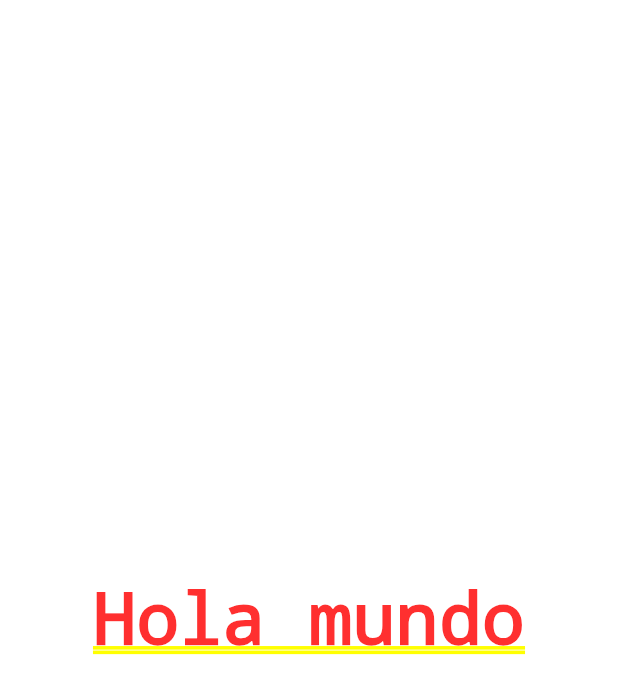
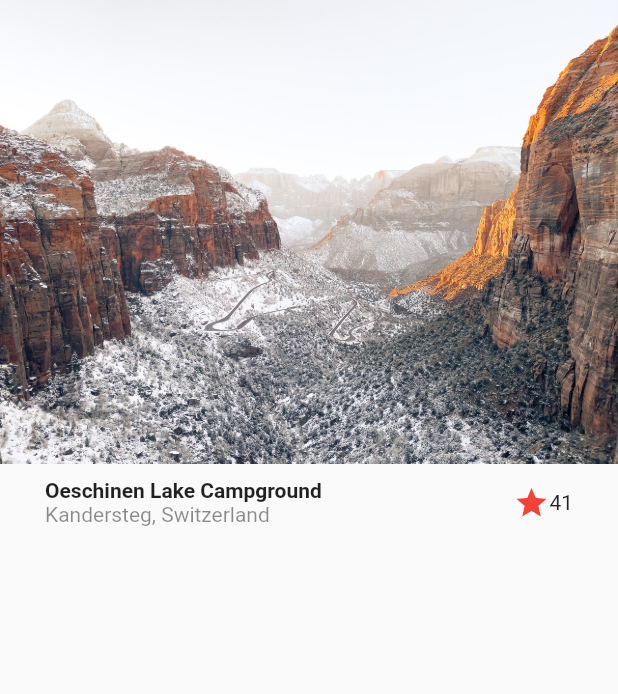
Before and after one commit to andres-mestra/design-flutter, a Flutter app: the screen it shows after launch, on a phone screen of 412 x 824 dp. Shown: the top 694 px of the screen. Run offline on Flutter 3.47's test engine with Material 2 defaults, Android fonts, the phone set to English and light mode, and no system bars.

Commit message:
feat: basic design image and title

```diff
--- a/lib/main.dart
+++ b/lib/main.dart
@@ -1,4 +1,5 @@
 import 'package:flutter/material.dart';
+import 'package:desing/src/screens/basic_design.dart';
 
 void main() => runApp(MyApp());
 
@@ -6,10 +7,12 @@
   @override
   Widget build(BuildContext context) {
     return MaterialApp(
+      debugShowCheckedModeBanner: false,
       title: 'Material App',
-      home: Center(
-        child: Text('Hola mundo'),
-      ),
+      initialRoute: 'basic_desing',
+      routes: {
+        'basic_desing': (_) => BasicDesignScreen(),
+      },
     );
   }
 }
--- /dev/null
+++ b/lib/src/screens/basic_design.dart
@@ -0,0 +1,50 @@
+import 'package:flutter/material.dart';
+
+class BasicDesignScreen extends StatelessWidget {
+  const BasicDesignScreen({Key? key}) : super(key: key);
+
+  @override
+  Widget build(BuildContext context) {
+    return Scaffold(
+      body: Column(
+        children: const [
+          //Image
+          Image(image: AssetImage('assets/landscape.jpg')),
+          //Title
+          Title()
+        ],
+      ),
+    );
+  }
+}
+
+class Title extends StatelessWidget {
+  const Title({
+    Key? key,
+  }) : super(key: key);
+
+  @override
+  Widget build(BuildContext context) {
+    return Container(
+      margin: const EdgeInsets.symmetric(horizontal: 30, vertical: 10),
+      child: Row(
+        children: [
+          Column(
+            crossAxisAlignment: CrossAxisAlignment.start,
+            children: const [
+              Text(
+                'Oeschinen Lake Campground',
+                style: TextStyle(fontWeight: FontWeight.bold),
+              ),
+              Text('Kandersteg, Switzerland',
+                  style: TextStyle(color: Colors.black45)),
+            ],
+          ),
+          Expanded(child: Container()),
+          const Icon(Icons.star, color: Colors.red),
+          const Text('41'),
+        ],
+      ),
+    );
+  }
+}
--- a/pubspec.yaml
+++ b/pubspec.yaml
@@ -58,8 +58,8 @@
   uses-material-design: true
 
   # To add assets to your application, add an assets section, like this:
-  # assets:
-  #   - images/a_dot_burr.jpeg
+  assets:
+     - assets/
   #   - images/a_dot_ham.jpeg
 
   # An image asset can refer to one or more resolution-specific "variants", see
```
Also changed, not shown: assets/landscape.jpg (added).
